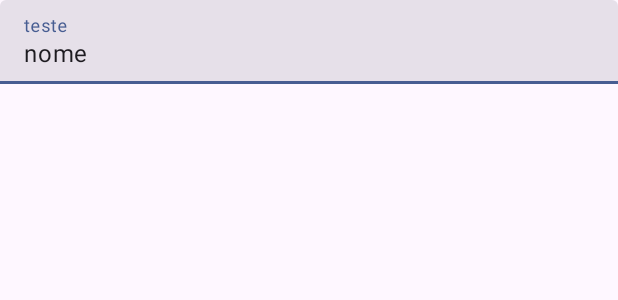
After one commit to FerreirinhaJean/app-register-hgt, an Android app: the layout activity_current_register.xml on its own in the app's theme, with its tools: preview values and no code run, on a phone screen of 412 x 824 dp. The commit adds this screen. Shown: the top 300 px of the screen. Run offline under Robolectric (Android 15) with nearby library versions, the phone set to English and light mode, and no system bars; Roboto replaces fonts that are not available here.

Commit message:
Iniciado Criação do formulário de registro atual

```diff
--- a/app/src/main/java/br/com/jean/registerhgt/MainActivity.java
+++ b/app/src/main/java/br/com/jean/registerhgt/ui/activity/MainActivity.java
@@ -1,4 +1,4 @@
-package br.com.jean.registerhgt;
+package br.com.jean.registerhgt.ui.activity;
 
 import androidx.appcompat.app.AppCompatActivity;
 
@@ -8,6 +8,8 @@ import android.widget.TextView;
 
 import com.google.android.material.floatingactionbutton.ExtendedFloatingActionButton;
 import com.google.android.material.floatingactionbutton.FloatingActionButton;
+
+import br.com.jean.registerhgt.R;
 
 public class MainActivity extends AppCompatActivity {
 
--- /dev/null
+++ b/app/src/main/res/layout/activity_current_register.xml
@@ -0,0 +1,26 @@
+<?xml version="1.0" encoding="utf-8"?>
+<androidx.constraintlayout.widget.ConstraintLayout xmlns:android="http://schemas.android.com/apk/res/android"
+    xmlns:app="http://schemas.android.com/apk/res-auto"
+    xmlns:tools="http://schemas.android.com/tools"
+    android:layout_width="match_parent"
+    android:layout_height="match_parent"
+    tools:context=".ui.activity.CurrentRegisterActivity">
+
+
+    <com.google.android.material.textfield.TextInputLayout
+        style="@style/Widget.Material3.TextInputLayout.FilledBox"
+        android:layout_width="match_parent"
+        android:layout_height="wrap_content"
+        android:hint="teste"
+        app:layout_constraintEnd_toEndOf="parent"
+        app:layout_constraintStart_toStartOf="parent"
+        app:layout_constraintTop_toTopOf="parent">
+
+        <com.google.android.material.textfield.TextInputEditText
+            android:layout_width="match_parent"
+            android:layout_height="wrap_content"
+            android:text="nome" />
+    </com.google.android.material.textfield.TextInputLayout>
+
+
+</androidx.constraintlayout.widget.ConstraintLayout>
--- a/app/src/main/res/layout/activity_main.xml
+++ b/app/src/main/res/layout/activity_main.xml
@@ -4,7 +4,7 @@
     xmlns:tools="http://schemas.android.com/tools"
     android:layout_width="match_parent"
     android:layout_height="match_parent"
-    tools:context=".MainActivity">
+    tools:context=".ui.activity.MainActivity">
 
     <com.google.android.material.floatingactionbutton.ExtendedFloatingActionButton
         android:id="@+id/activity_main_adicionar_registro"
```
Also changed, not shown: app/src/main/AndroidManifest.xml (+9 -1 lines), app/src/main/java/br/com/jean/registerhgt/ui/activity/CurrentRegisterActivity.java (added, +16 -0 lines).
